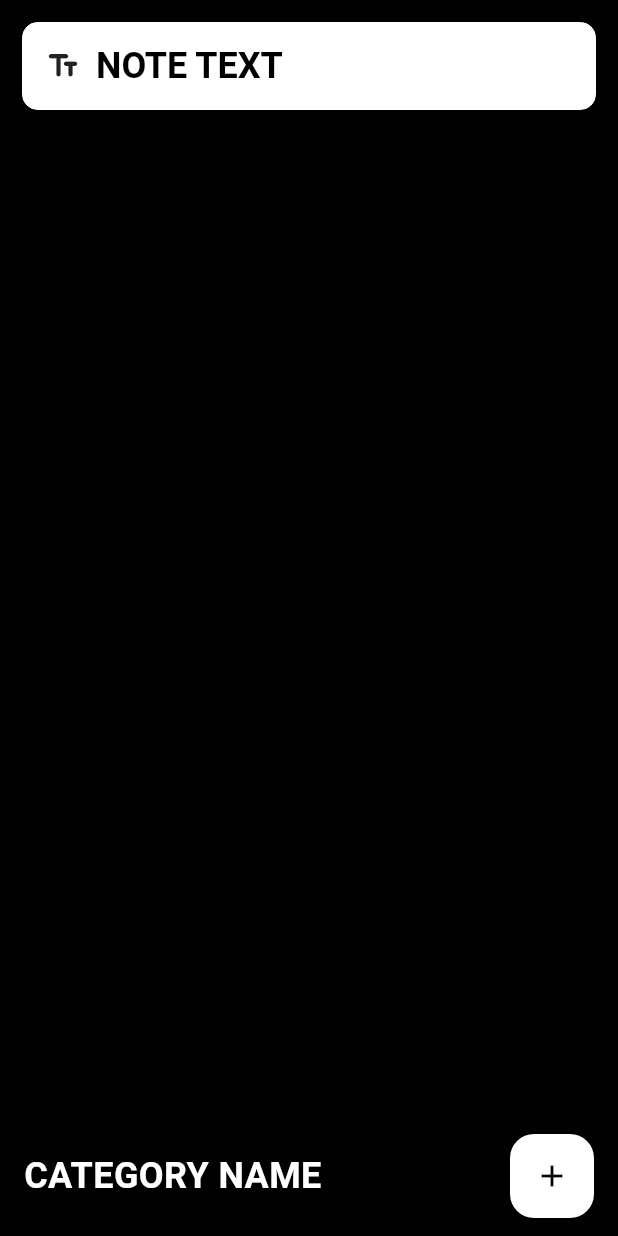
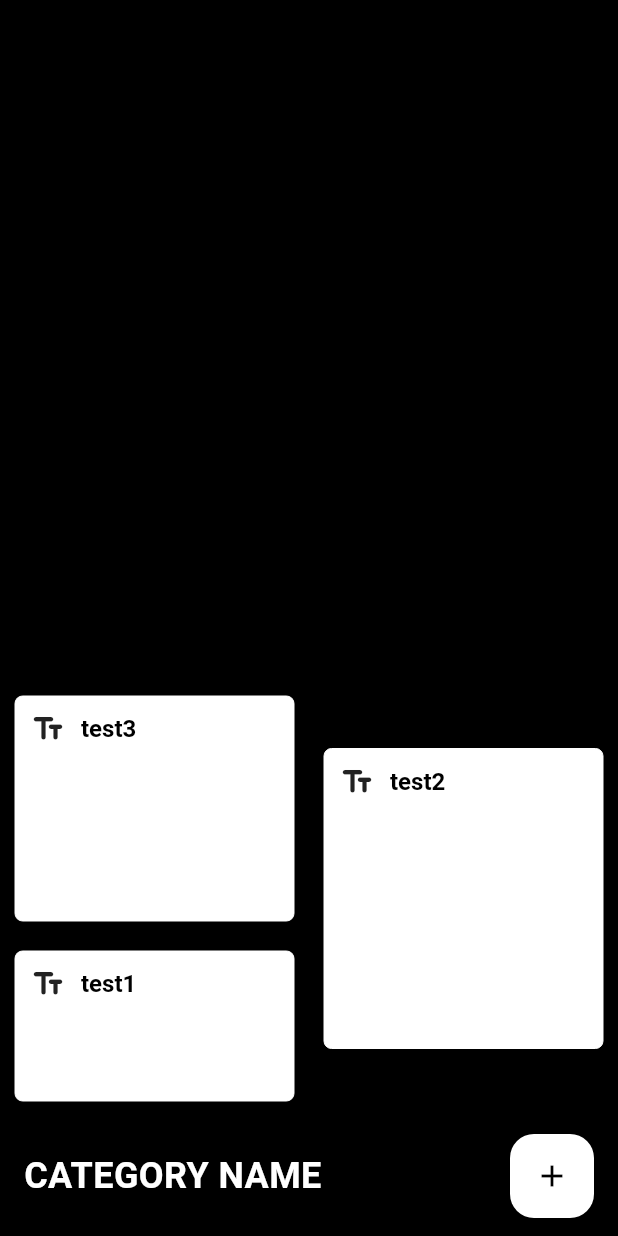
Before and after one commit to evixture/vNotes, a Flutter app: the screen it shows after launch, on a phone screen of 412 x 824 dp. Run offline on Flutter 3.47's test engine with Material 3 defaults, Android fonts, the phone set to English and light mode, and no system bars.

Commit message:
more work on main screen layout

```diff
--- a/lib/main.dart
+++ b/lib/main.dart
@@ -92,11 +92,25 @@ class NewHomePageState extends State<NewHomePage> {
     return Scaffold(
       backgroundColor: Colors.black,
       body: ListView(
+        reverse: true,
         children: [
-          Wrap(
+          Row(
             children: [
-              //note
-              testNote(),
+              //left column
+              Expanded(
+                  child: Column(
+                verticalDirection: VerticalDirection.up,
+                children: [
+                  testNote(true, "test1", 100),
+                  testNote(false, "test3", 150)
+                ],
+              )),
+              //right column
+              Expanded(
+                  child: Column(
+                verticalDirection: VerticalDirection.up,
+                children: [testNote(true, "test2", 200)],
+              )),
             ],
           )
         ],
@@ -104,6 +118,7 @@ class NewHomePageState extends State<NewHomePage> {
       //bottom app bar
       bottomNavigationBar: BottomAppBar(
           height: 80,
+          elevation: 0,
           color: Colors.black,
           child: Row(
             children: [
@@ -137,40 +152,56 @@ const Text(
                     fontSize: 24,
                     fontWeight: FontWeight.bold),
               ),
+
+
+
+  //right column
+              Expanded(
+                  child: Column(
+                verticalDirection: VerticalDirection.up,
+                mainAxisAlignment: MainAxisAlignment.start,
+                children: [testNote("test2")],
+              )),
 */
 
-Container testNote() {
+Row testNoteElement(bool drawIcon, String text) {
+  return Row(
+    children: [
+      Container(
+        margin: const EdgeInsets.only(right: 10),
+        child: const Icon(Icons.text_fields_rounded),
+      ),
+      RichText(
+          text: TextSpan(
+              text: text,
+              style: const TextStyle(
+                  color: Colors.black,
+                  fontWeight: FontWeight.bold,
+                  fontSize: 16)))
+    ],
+  );
+}
+
+Container testNote(bool drawIcon, String text, double noteHeight) {
   return //note
       Container(
     //outside
-    margin: const EdgeInsets.all(15),
+    margin: const EdgeInsets.all(10),
     //inside
-    padding: const EdgeInsets.all(15),
-    //height: 400,
+    padding: const EdgeInsets.all(10),
+    height: noteHeight,
     //width: 150,
+    //trying to align notes in row to bottom, not working well so far
+    //alignment: Alignment.topRight,
     decoration: BoxDecoration(
       color: Colors.white,
       border: Border.all(width: 0, color: Colors.white),
-      borderRadius: const BorderRadius.all(Radius.circular(10)),
+      borderRadius: const BorderRadius.all(Radius.circular(5)),
     ),
     child: Column(
       children: [
         //note elements
-        Row(
-          children: [
-            Container(
-              margin: EdgeInsets.only(right: 10),
-              child: const Icon(Icons.text_fields_rounded),
-            ),
-            RichText(
-                text: const TextSpan(
-                    text: "NOTE TEXT",
-                    style: TextStyle(
-                        color: Colors.black,
-                        fontWeight: FontWeight.bold,
-                        fontSize: 24)))
-          ],
-        ),
+        testNoteElement(true, text)
       ],
     ),
   );
```
